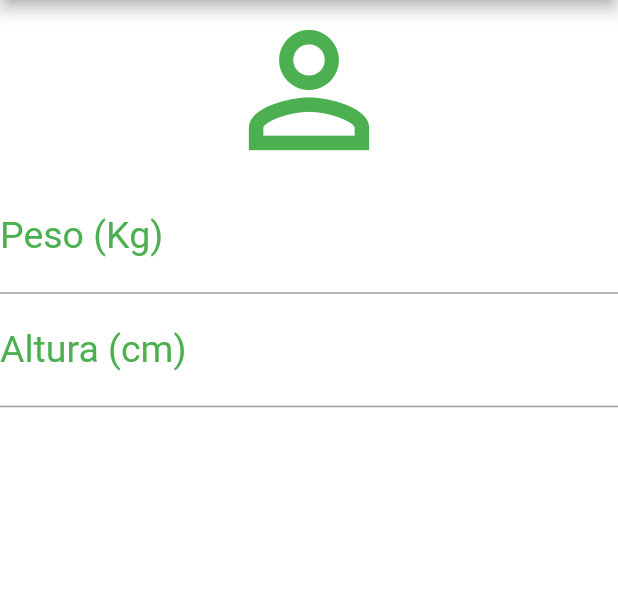
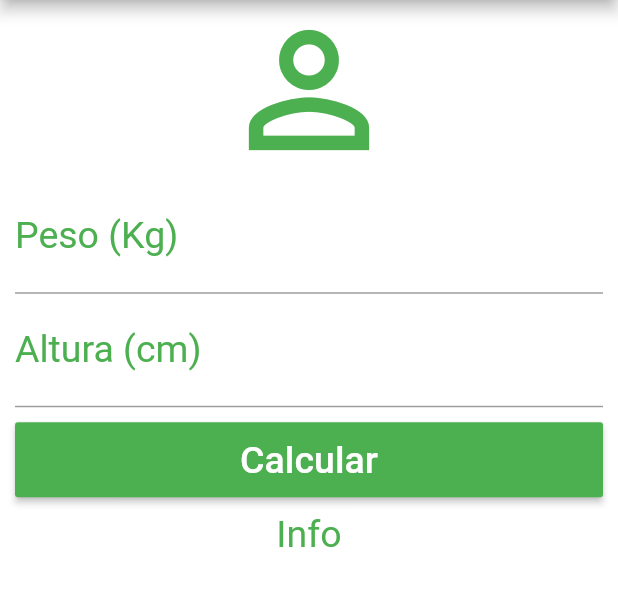
Before and after one commit to Maurilio-David/Calculadora-IMC-Flutter, a Flutter app: the screen it shows after launch, on a phone screen of 412 x 824 dp, the part 84-690 px from its top. Run offline on Flutter 3.47's test engine with Material 2 defaults, Android fonts, the phone set to English and light mode, and no system bars.

Commit message:
ScrollView e RaisedButton

```diff
--- a/lib/main.dart
+++ b/lib/main.dart
@@ -27,7 +27,9 @@ class _HomeState extends State<Home> {
           ],
         ),
         backgroundColor: Colors.white,
-        body: Column(
+        body: SingleChildScrollView(
+          padding: EdgeInsets.fromLTRB(10.0, 0.0, 10.0, 0.0),
+          child: Column(
             crossAxisAlignment: CrossAxisAlignment.stretch,
             children: <Widget>[
               Icon(Icons.person_outline, size: 120.0, color: Colors.green),
@@ -47,7 +49,27 @@ class _HomeState extends State<Home> {
                 textAlign: TextAlign.center,
                 style: TextStyle(color: Colors.green, fontSize: 25.0),
               ),
+              Padding(
+                padding: EdgeInsets.only(top: 10.0, bottom: 10.0),
+                child: Container(
+                  height: 50.0,
+                  child: RaisedButton(
+                    onPressed: () {},
+                    child: Text(
+                      "Calcular",
+                      style: TextStyle(color: Colors.white, fontSize: 25.0),
+                    ),
+                    color: Colors.green,
+                  ),
+                ),
+              ),
+              Text(
+                "Info",
+                textAlign: TextAlign.center,
+                style: TextStyle(color: Colors.green, fontSize: 25.0),
+              )
             ],
+          ),
         ));
   }
 }
```
Lines whose indentation alone changed are shown as unchanged.
